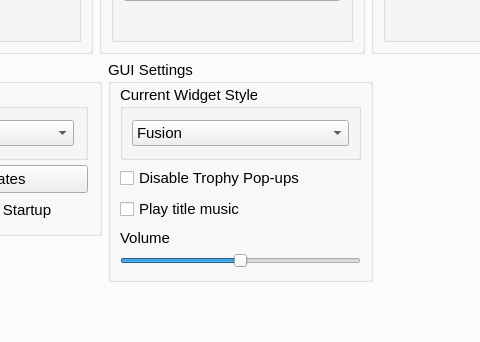
Before: the Qt Designer form src/qt_gui/settings_dialog.ui in shadps4-emu/shadPS4, drawn with Qt 5; both pictures show x 195 to 675 and y 320 to 662 of the 854 by 834 pixel window.
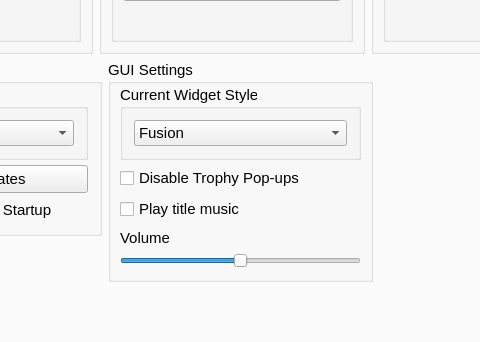
After: the same form once the commit is applied. Icons and pictures are not drawn.

Commit message: Adjust settings window padding to accomodate 'Current Widget Style' under 'GUI Settings'

Diff of the .ui file:
```diff
--- a/src/qt_gui/settings_dialog.ui
+++ b/src/qt_gui/settings_dialog.ui
@@ -59,9 +59,9 @@
       <property name="geometry">
        <rect>
         <x>0</x>
-        <y>-97</y>
-        <width>815</width>
-        <height>618</height>
+        <y>0</y>
+        <width>836</width>
+        <height>705</height>
        </rect>
       </property>
       <property name="sizePolicy">
@@ -448,7 +448,7 @@
             <item alignment="Qt::AlignmentFlag::AlignTop">
              <widget class="QGroupBox" name="GUIgroupBox">
               <property name="sizePolicy">
-               <sizepolicy hsizetype="Preferred" vsizetype="Preferred">
+               <sizepolicy hsizetype="Preferred" vsizetype="Fixed">
                 <horstretch>0</horstretch>
                 <verstretch>0</verstretch>
                </sizepolicy>
@@ -493,6 +493,21 @@
                   <string>Current Widget Style</string>
                  </property>
                  <layout class="QVBoxLayout" name="currentwidgetLayout">
+                  <property name="spacing">
+                   <number>7</number>
+                  </property>
+                  <property name="leftMargin">
+                   <number>11</number>
+                  </property>
+                  <property name="topMargin">
+                   <number>11</number>
+                  </property>
+                  <property name="rightMargin">
+                   <number>11</number>
+                  </property>
+                  <property name="bottomMargin">
+                   <number>11</number>
+                  </property>
                   <item>
                    <widget class="QComboBox" name="currentwidgetComboBox">
                     <property name="enabled">
```
